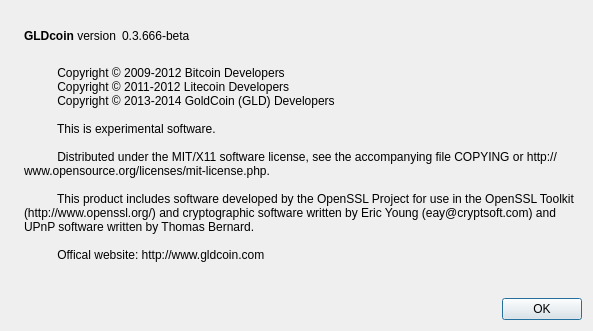
Above: src/qt/forms/aboutdialog.ui from goldcoin/goldcoin-0.7.5 before the change. Below: the same form after it.
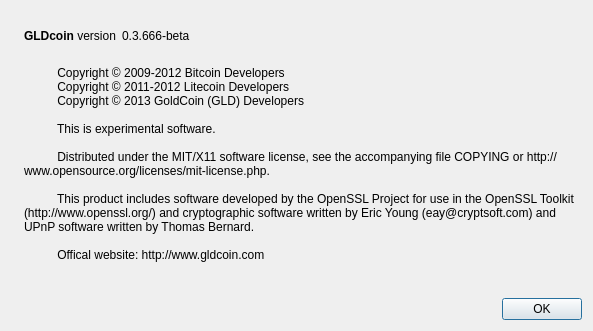
That is the form after the change. Icons and pictures are not drawn.

```diff
--- a/src/qt/forms/aboutdialog.ui
+++ b/src/qt/forms/aboutdialog.ui
@@ -97,7 +97,7 @@
         <string>
           Copyright © 2009-2012 Bitcoin Developers
           Copyright © 2011-2012 Litecoin Developers
-          Copyright © 2013-2014 GoldCoin (GLD) Developers
+          Copyright © 2013 GoldCoin (GLD) Developers
 
           This is experimental software.
 
```
